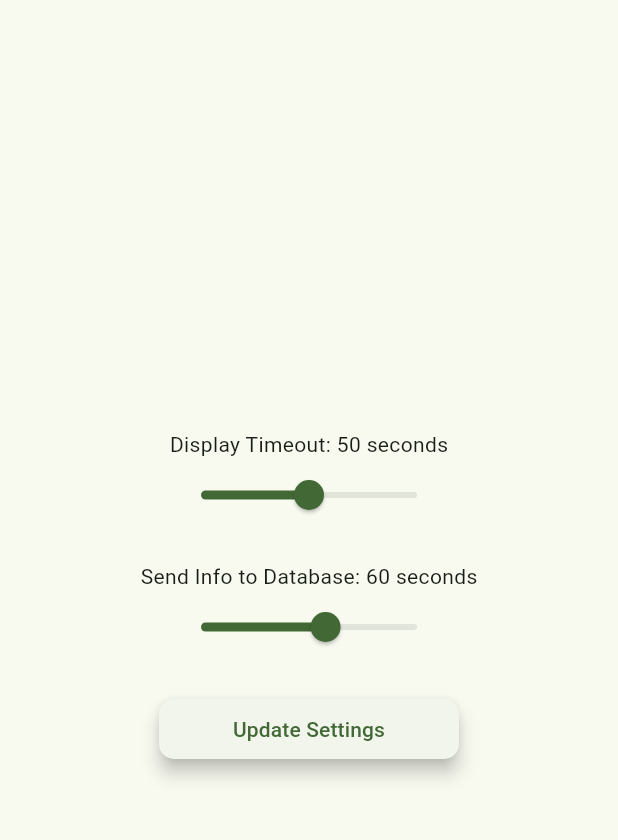
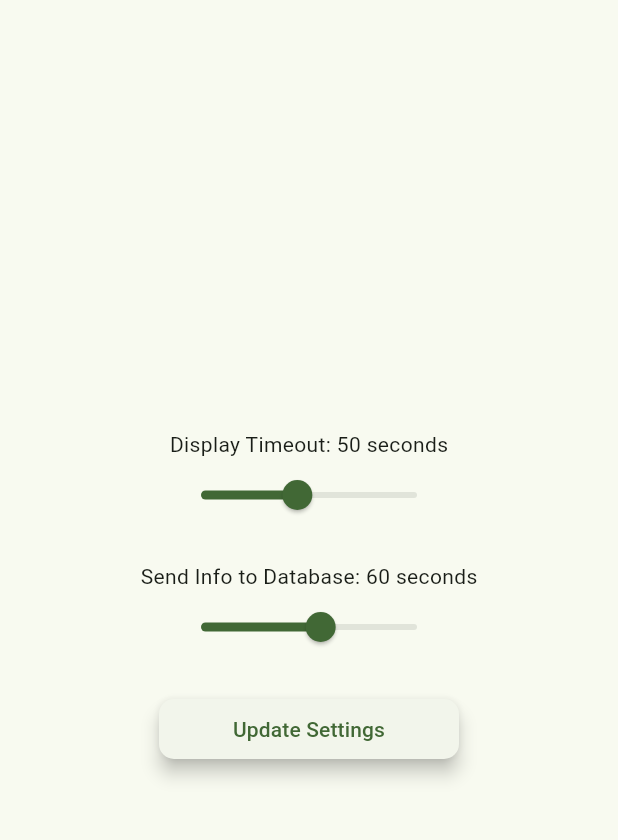
Before and after one commit to gilrom/smart-garden, a Flutter app: the screen it shows after launch, in the side drawer, after a tap on "Settings", on a phone screen of 412 x 824 dp, the part 63-903 px from its top. Run offline on Flutter 3.47's test engine with Material 3 defaults, Android fonts, the phone set to English and light mode, and no system bars; our stand-ins replace firebase_core, firebase_database, syncfusion_flutter_charts; accounts and stored records are empty.

Commit message:
latest web working app

```diff
--- a/smart_garden_app/lib/ground_settings_screen.dart
+++ b/smart_garden_app/lib/ground_settings_screen.dart
@@ -4,11 +4,6 @@ import 'main.dart';
 import 'my_home_screen.dart';
 import 'package:provider/provider.dart';
 
-
-double lowMoistValue = 0.0;
-double highMoistValue = 0.0;
-double dryGroundValue = 0.0;
-const int tuningDelta = 3;
 
 enum Tuning {start, stop }
 
--- a/smart_garden_app/lib/main.dart
+++ b/smart_garden_app/lib/main.dart
@@ -19,7 +19,10 @@ double displayTimeoutValue = 50;
 double sendInfoToDatabaseValue = 60;
 String wifiName = '';
 String wifiPassword = '';
-
+double lowMoistValue = 0.0;
+double highMoistValue = 0.0;
+double dryGroundValue = 0.0;
+const int tuningDelta = 3;
 
 
 void main() async {
--- a/smart_garden_app/lib/my_home_screen.dart
+++ b/smart_garden_app/lib/my_home_screen.dart
@@ -1,11 +1,11 @@
 import 'package:flutter/material.dart';
 import 'package:firebase_database/firebase_database.dart';
-import 'main.dart';
 import 'reading.dart';
 import 'package:intl/intl.dart';
 import 'settings_screen.dart';
 import 'package:provider/provider.dart';
 import "recommendation_screen.dart";
+import 'main.dart';
 
 ReadingData? lastReading;
 bool online = false;
@@ -32,14 +32,13 @@ class _MyHomeScreenState extends State<MyHomeScreen> {
     }
     DateTime now = DateTime.now();
     var statusCard, tempratureCard,humidityCard, moistureCard, lightCard;
-    print("send to screen: ${sendInfoToDatabaseValue}");
     if(now.difference(lastReading!.timestamp!).inSeconds <  sendInfoToDatabaseValue + 5){
       online = true;
       statusCard = Card(
           child: ListTile(
             leading: Icon(Icons.power_settings_new),
             title: Text("Device is online"),
-            subtitle: Text("Getting readings every ${sendInfoToDatabaseValue} seconds")));
+            subtitle: Text("Getting readings every ${sendInfoToDatabaseValue.round()} seconds")));
     }
     else{
       online = false;
@@ -47,7 +46,7 @@ class _MyHomeScreenState extends State<MyHomeScreen> {
           child: ListTile(
             leading: Icon(Icons.power_settings_new),
             title: Text("Device is offline"),
-            subtitle: Text("No reading for more than ${sendInfoToDatabaseValue} seconds")),
+            subtitle: Text("No reading for more than ${sendInfoToDatabaseValue.round()} seconds")),
             color: errorColor,
       );
     }
--- a/smart_garden_app/lib/settings_screen.dart
+++ b/smart_garden_app/lib/settings_screen.dart
@@ -47,7 +47,7 @@ Widget build(BuildContext context) {
                   Text('Display Timeout: ${displayTimeoutValue.round()} seconds'),
                   Slider(
                     value: displayTimeoutValue,
-                    min: 0,
+                    min: 10,
                     max: 100,
                     divisions: 90,
                     onChanged: (value) {
@@ -69,9 +69,9 @@ Widget build(BuildContext context) {
                   Text('Send Info to Database: ${sendInfoToDatabaseValue.round()} seconds'),
                   Slider(
                     value: sendInfoToDatabaseValue,
-                    min: 5,
+                    min: 10,
                     max: 100,
-                    divisions: 95,
+                    divisions: 90,
                     onChanged: (value) {
                       setState(() {
                         sendInfoToDatabaseValue = value;
```
Also changed, not shown: smart_garden_app/lib/recommendation_screen.dart (+7 -11 lines).
